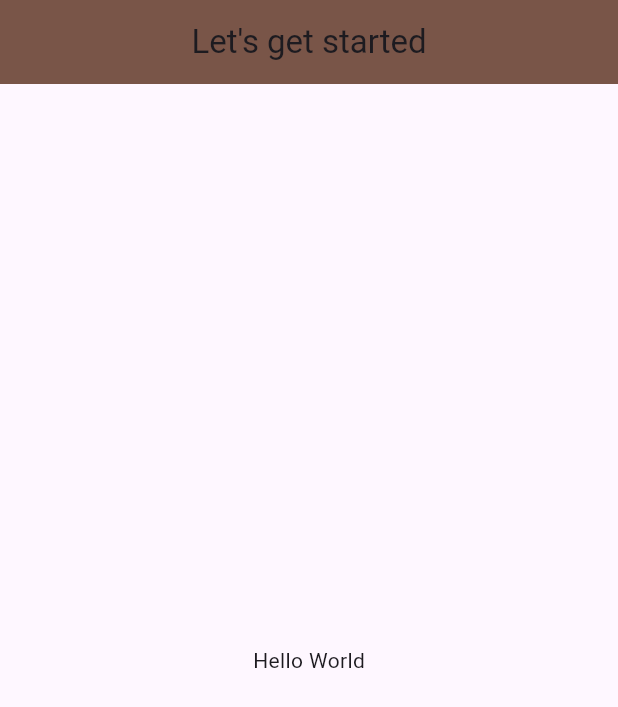
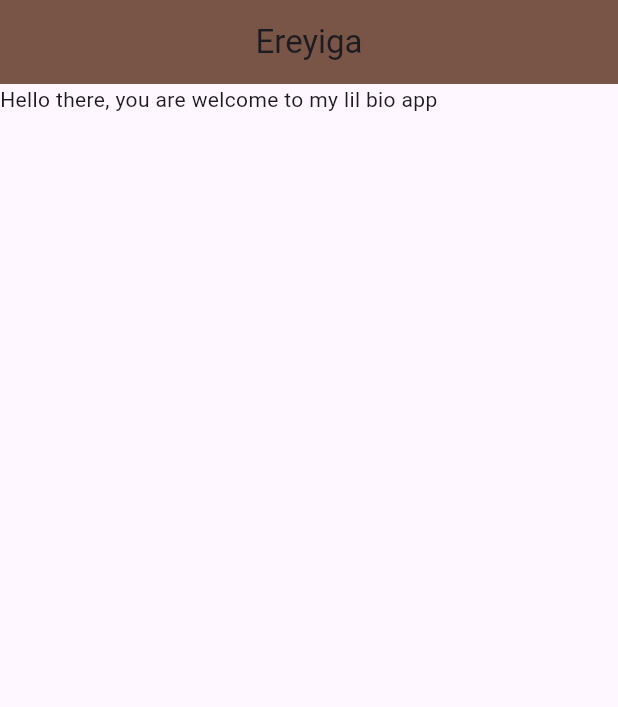
Before and after one commit to Ere-yiga/erehapp, a Flutter app: the screen it shows after launch, on a phone screen of 412 x 824 dp. Shown: the top 707 px of the screen. Run offline on Flutter 3.47's test engine with Material 3 defaults, Android fonts, the phone set to English and light mode, and no system bars.

Commit message:
refactored my codes after learning 'bout import

```diff
--- /dev/null
+++ b/lib/home.dart
@@ -0,0 +1,17 @@
+import 'package:flutter/material.dart';
+
+class Home extends StatelessWidget{
+  const Home({super.key});
+
+  @override
+  Widget build(BuildContext context){
+    return Scaffold(
+      appBar: AppBar(
+        title: Text("Ereyiga"),
+        backgroundColor: Colors.brown,
+        centerTitle: true,
+      ),
+      body: Text("Hello there, you are welcome to my lil bio app"),
+    );
+  }
+}
--- a/lib/main.dart
+++ b/lib/main.dart
@@ -1,26 +1,9 @@
+import 'package:erehapp/home.dart';
 import 'package:flutter/material.dart';
 
 void main(){
   runApp(MaterialApp(
     debugShowCheckedModeBanner: false,
-      home: Scaffold(
-          appBar: AppBar(
-              title: const Text("Let's get started"),
-              backgroundColor: Colors.brown,
-              centerTitle: true,
-          ),
-          body: const Home(),
-      )
-  ) );
+    home: Home()
+  ));
 }
-
-class Home extends StatelessWidget{
-  const Home({super.key});
-
-  @override
-  Widget build(BuildContext context){
-    return const Center(
-      child: Text("Hello World"),
-    );
-  }
-}
```
Also changed, not shown: 1 other file.
